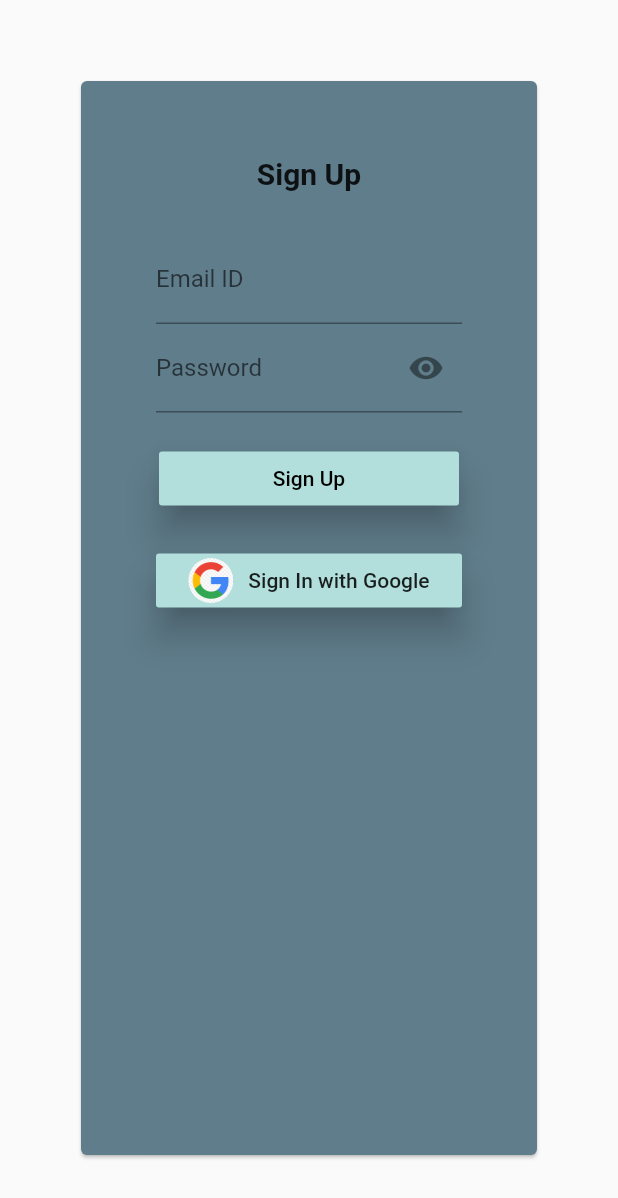
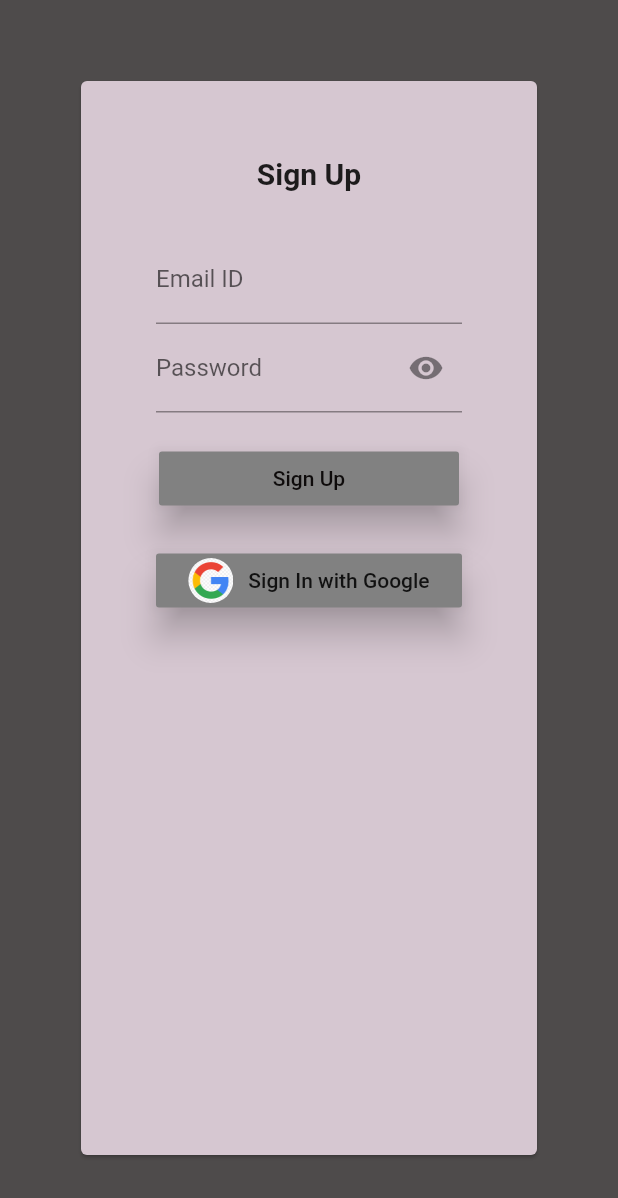
Before and after one commit to Hasti522004/salonsync, a Flutter app: the LoginScreen screen opened directly, on a phone screen of 412 x 824 dp. Shown: the top 1198 px of the screen. Run offline on Flutter 3.47's test engine with Material 2 defaults, Android fonts, the phone set to English and light mode, and no system bars; Roboto replaces fonts that are missing (Times New Roman).

Commit message:
lib change

```diff
--- a/lib/login.dart
+++ /dev/null
@@ -1,110 +0,0 @@
-import 'package:flutter/material.dart';
-import 'package:flutter/rendering.dart';
-
-class LoginScreen extends StatefulWidget {
-  const LoginScreen({super.key});
-
-  @override
-  State<LoginScreen> createState() => _LoginScreenState();
-}
-
-class _LoginScreenState extends State<LoginScreen> {
-  bool passwordVisible = false;
-  @override
-  Widget build(BuildContext context) {
-    return Scaffold(
-        body: Padding(
-      padding: const EdgeInsets.all(50.0),
-      child: Center(
-        child: Card(
-          color: Colors.blueGrey,
-          child: Padding(
-            padding: const EdgeInsets.all(50.0),
-            child: Column(
-              mainAxisAlignment: MainAxisAlignment.start,
-              children: [
-                Row(
-                  mainAxisAlignment: MainAxisAlignment.center,
-                  children: [
-                    Text(
-                      'Sign Up', // Replace with your desired title
-                      style: TextStyle(
-                        fontSize: 20.0,
-                        fontWeight: FontWeight.bold,
-                      ),
-                    ),
-                  ],
-                ),
-                SizedBox(
-                  height: 30,
-                  width: 20,
-                ),
-                TextField(
-                  decoration: InputDecoration(
-                    labelText: "Email ID",
-                    labelStyle: TextStyle(fontFamily: 'Times New Roman'),
-                    border: UnderlineInputBorder(),
-                  ),
-                ),
-                TextField(
-                  obscureText: passwordVisible,
-                  decoration: InputDecoration(
-                      labelText: "Password",
-                      labelStyle: TextStyle(fontFamily: 'Times New Roman'),
-                      border: UnderlineInputBorder(),
-                      suffixIcon: IconButton(
-                          onPressed: () {
-                            passwordVisible = !passwordVisible;
-                            setState(() {});
-                          },
-                          icon: Icon(passwordVisible
-                              ? Icons.visibility_off
-                              : Icons.visibility))),
-                ),
-                SizedBox(
-                  height: 20,
-                ),
-                MaterialButton(
-                  color: Colors.teal[100],
-                  elevation: 10,
-                  minWidth: 200.0,
-                  onPressed: () {},
-                  child: Text(
-                    'Sign Up',
-                    style: TextStyle(color: Colors.black),
-                  ),
-                ),
-                SizedBox(
-                  height: 20,
-                ),
-                MaterialButton(
-                  color: Colors.teal[100],
-                  elevation: 10,
-                  minWidth: 200.0,
-                  onPressed: () {},
-                  child: Row(
-                    mainAxisAlignment: MainAxisAlignment.center,
-                    children: [
-                      Container(
-                        height: 30,
-                        width: 30,
-                        decoration: BoxDecoration(
-                            image: DecorationImage(
-                                image:
-                                    AssetImage('assets/images/google_logo.png'),
-                                fit: BoxFit.cover),
-                            shape: BoxShape.circle),
-                      ),
-                      SizedBox(width: 10),
-                      Text("Sign In with Google"),
-                    ],
-                  ),
-                ),
-              ],
-            ),
-          ),
-        ),
-      ),
-    ));
-  }
-}
--- /dev/null
+++ b/lib/login/login_screen.dart
@@ -0,0 +1,110 @@
+import 'package:flutter/material.dart';
+import 'package:flutter/rendering.dart';
+
+class LoginScreen extends StatefulWidget {
+  const LoginScreen({super.key});
+
+  @override
+  State<LoginScreen> createState() => _LoginScreenState();
+}
+
+class _LoginScreenState extends State<LoginScreen> {
+  bool passwordVisible = false;
+  @override
+  Widget build(BuildContext context) {
+    return Scaffold(
+        backgroundColor: Color.fromARGB(255, 78, 75, 75),
+        body: Padding(
+          padding: const EdgeInsets.all(50.0),
+          child: Center(
+            child: Card(
+              color: Color.fromARGB(255, 214, 199, 209),
+              child: Padding(
+                padding: const EdgeInsets.all(50.0),
+                child: Column(
+                  mainAxisAlignment: MainAxisAlignment.start,
+                  children: [
+                    Row(
+                      mainAxisAlignment: MainAxisAlignment.center,
+                      children: [
+                        Text(
+                          'Sign Up', // Replace with your desired title
+                          style: TextStyle(
+                            fontSize: 20.0,
+                            fontWeight: FontWeight.bold,
+                          ),
+                        ),
+                      ],
+                    ),
+                    SizedBox(
+                      height: 30,
+                    ),
+                    TextField(
+                      decoration: InputDecoration(
+                        labelText: "Email ID",
+                        labelStyle: TextStyle(fontFamily: 'Times New Roman'),
+                        border: UnderlineInputBorder(),
+                      ),
+                    ),
+                    TextField(
+                      obscureText: passwordVisible,
+                      decoration: InputDecoration(
+                          labelText: "Password",
+                          labelStyle: TextStyle(fontFamily: 'Times New Roman'),
+                          border: UnderlineInputBorder(),
+                          suffixIcon: IconButton(
+                              onPressed: () {
+                                passwordVisible = !passwordVisible;
+                                setState(() {});
+                              },
+                              icon: Icon(passwordVisible
+                                  ? Icons.visibility_off
+                                  : Icons.visibility))),
+                    ),
+                    SizedBox(
+                      height: 20,
+                    ),
+                    MaterialButton(
+                      color: Color.fromARGB(255, 129, 129, 129),
+                      elevation: 10,
+                      minWidth: 200.0,
+                      onPressed: () {},
+                      child: Text(
+                        'Sign Up',
+                        style: TextStyle(color: Color.fromRGBO(14, 11, 11, 1)),
+                      ),
+                    ),
+                    SizedBox(
+                      height: 20,
+                    ),
+                    MaterialButton(
+                      color: Color.fromARGB(255, 129, 129, 129),
+                      elevation: 10,
+                      minWidth: 200.0,
+                      onPressed: () {},
+                      child: Row(
+                        mainAxisAlignment: MainAxisAlignment.center,
+                        children: [
+                          Container(
+                            height: 30,
+                            width: 30,
+                            decoration: BoxDecoration(
+                                image: DecorationImage(
+                                    image: AssetImage(
+                                        'assets/images/google_logo.png'),
+                                    fit: BoxFit.cover),
+                                shape: BoxShape.circle),
+                          ),
+                          SizedBox(width: 10),
+                          Text("Sign In with Google"),
+                        ],
+                      ),
+                    ),
+                  ],
+                ),
+              ),
+            ),
+          ),
+        ));
+  }
+}
--- a/lib/main.dart
+++ b/lib/main.dart
@@ -1,5 +1,6 @@
 import 'package:flutter/material.dart';
-import 'package:salonsync/login.dart';
+import 'customer/screen/home_screen.dart';
+import 'login/login_screen.dart';
 
 void main() {
   runApp(const MyApp());
@@ -12,7 +13,7 @@ class MyApp extends StatelessWidget {
   @override
   Widget build(BuildContext context) {
     return const MaterialApp(
-      home: LoginScreen(),
+      home: Home_Screen(),
     );
   }
 }
```
Also changed, not shown: lib/customer/screen/home_screen.dart (added, +85 -0 lines), lib/signup.dart (deleted, +0 -10 lines), lib/admin/screen/admin_home_screen.dart.dart (added), lib/customer/screen/booking_screen.dart (added), lib/customer/screen/payment_screen.dart (added), lib/customer/screen/services_screen.dart (added), lib/login/signup_screen.dart (added).
